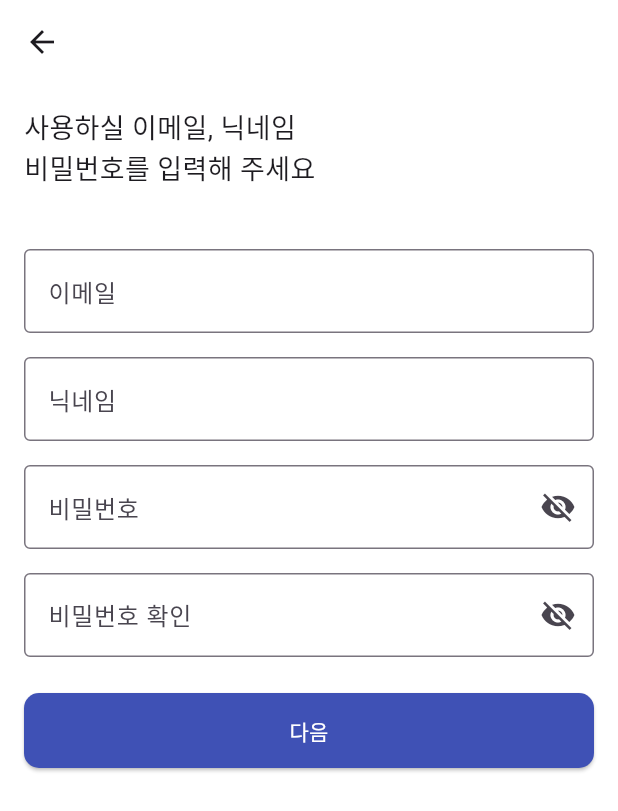
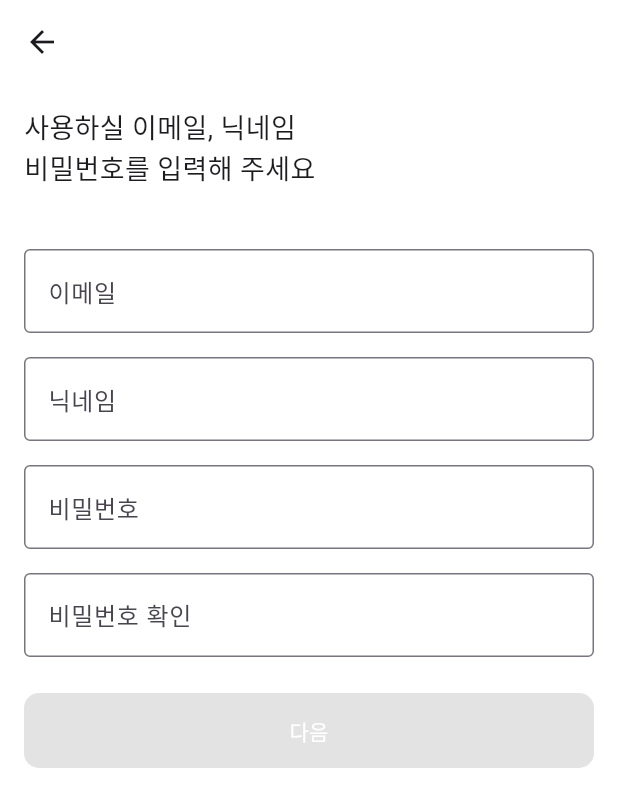
Before and after one commit to mimo626/flutterLogin, a Flutter app: the SignupInputScreen screen opened by its route, on a phone screen of 412 x 824 dp. Shown: the top 811 px of the screen. Run offline on Flutter 3.47's test engine with Material 3 defaults, Android fonts, the phone set to English and light mode, and no system bars; our stand-ins replace bloc, cloud_firestore, equatable, firebase_auth, firebase_core, flutter_bloc and 6 more; accounts and stored records are empty.

Commit message:
회원가입 입력 화면 상태 적용

```diff
--- a/lib/features/signup/presentation/page/signup_input_screen.dart
+++ b/lib/features/signup/presentation/page/signup_input_screen.dart
@@ -61,83 +61,99 @@ class _SignupInputScreenState extends State<SignupInputScreen> {
                 style: TextStyle(fontSize: 18),
               ),
               const SizedBox(height: 40),
-              TextField(
+              BlocBuilder<SignupBloc, SignupState>(
+                builder: (context, state) {
+                  return TextField(
                       controller: _emailController,
                       decoration: const InputDecoration(
                         labelText: '이메일',
                         border: OutlineInputBorder(),
                       ),
+                      onChanged: (email) {
+                        context.read<SignupBloc>().add(OnChangedEmail(email));
+                      },
+                    );
+                  }
               ),
               const SizedBox(height: 16),
-              TextField(
+              BlocBuilder<SignupBloc, SignupState>(
+                  builder: (context, state) {
+                    return TextField(
                       controller: _nicknameController,
                       decoration: const InputDecoration(
                         labelText: '닉네임',
                         border: OutlineInputBorder(),
                       ),
+                      onChanged: (nickName) {
+                        context.read<SignupBloc>().add(OnChangedNickName(nickName));
+                      },
+                    );
+                  }
               ),
               const SizedBox(height: 16),
-              TextField(
+              BlocBuilder<SignupBloc, SignupState>(
+                  builder: (context, state) {
+                    return TextField(
                       controller: _passwordController,
                       obscureText: true,
-                decoration: InputDecoration(
+                      decoration: const InputDecoration(
                         labelText: '비밀번호',
-                  border: const OutlineInputBorder(),
-                  suffixIcon: IconButton(
-                    icon: const Icon(Icons.visibility_off),
-                    onPressed: () {
-                      // 비밀번호 표시 기능 구현 가능
+                        border: OutlineInputBorder(),
+                      ),
+                      onChanged: (password) {
+                        context.read<SignupBloc>().add(OnChangedPassword(password));
                       },
-                  ),
-                ),
+                    );
+                  }
               ),
               const SizedBox(height: 16),
-              TextField(
+              BlocBuilder<SignupBloc, SignupState>(
+                  builder: (context, state) {
+                    return TextField(
                       controller: _confirmPasswordController,
                       obscureText: true,
-                decoration: InputDecoration(
+                      decoration: const InputDecoration(
                         labelText: '비밀번호 확인',
-                  border: const OutlineInputBorder(),
-                  suffixIcon: IconButton(
-                    icon: const Icon(Icons.visibility_off),
-                    onPressed: () {
-                      // 비밀번호 확인 표시 기능 구현 가능
+                        border: OutlineInputBorder(),
+                      ),
+                      onChanged: (password) {
+                        context.read<SignupBloc>().add(OnChangedConfirmPassword(password));
                       },
-                  ),
-                ),
+                    );
+                  }
               ),
               const SizedBox(height: 24),
               SizedBox(
                 width: double.infinity, // 버튼의 넓이를 화면 전체로 설정
-                child: ElevatedButton(
+                child:
+                BlocBuilder<SignupBloc, SignupState>(
+                  builder: (context, state) {
+                    return ElevatedButton(
                       style: ElevatedButton.styleFrom(
                           backgroundColor: Colors.indigo,
                           shape: RoundedRectangleBorder(
                               borderRadius: BorderRadius.circular(10.0)
                           )
                       ),
-                  onPressed: () {
-                    // 다음 버튼 클릭 시 처리할 내용
-                    //회원가입 로직
-                    if(_passwordController.text == _confirmPasswordController.text){
-                      context.read<SignupBloc>().add(EmailSignup(
-                          email: _emailController.text,
-                          nickName: _nicknameController.text,
-                          password: _passwordController.text)
+                      onPressed: state is SignupInitial && state.isFormValid
+                          ? () {
+                        context.read<SignupBloc>().add(
+                          EmailSignup(
+                            email: state.email,
+                            nickName: state.nickName,
+                            password: state.password,
+                          ),
                         );
                       }
-                    else{
-                      ScaffoldMessenger.of(context).showSnackBar(
-                        SnackBar(content: Text("비밀번호를 동일하게 입력해 주세요,"))
-                      );
-                    }
-                  },
+                          : null,
                       child: const Padding(
                         padding: EdgeInsets.symmetric(vertical: 15),
                         child: Text('다음', style: TextStyle(color: Colors.white)
                         ),
                       ),
-                ),
+                    );
+                  }
+                )
               ),
             ],
           ),
```
Lines whose indentation alone changed are shown as unchanged.
